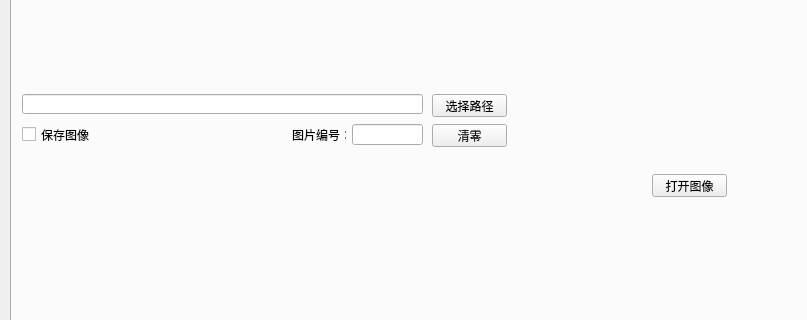
Qt form SerialPort/mainwindow.ui (shuanglengyunji/SerialPort) before a commit; both pictures show x 0 to 807 and y 252 to 572 of the 1300 by 680 pixel window.
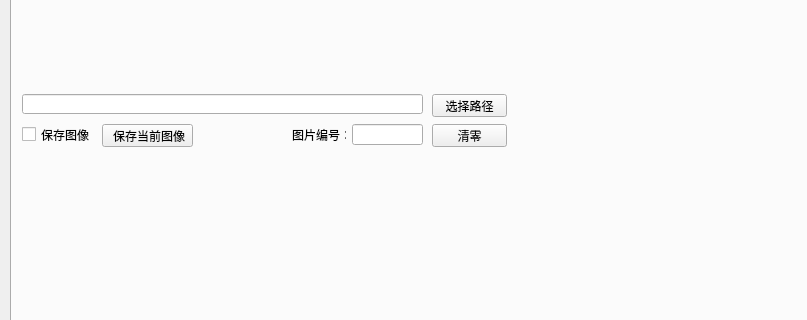
The same form after that commit. The open tabs and pages were chosen to show the change.

Commit message: 完成图像显示数据解析部分，增加保存当前图像按钮

Patch:
```diff
--- a/SerialPort/mainwindow.ui
+++ b/SerialPort/mainwindow.ui
@@ -249,14 +249,14 @@
      <widget class="QPushButton" name="openimage">
       <property name="geometry">
        <rect>
-        <x>640</x>
-        <y>390</y>
-        <width>75</width>
+        <x>90</x>
+        <y>340</y>
+        <width>91</width>
         <height>23</height>
        </rect>
       </property>
       <property name="text">
-       <string>打开图像</string>
+       <string> 保存当前图像</string>
       </property>
      </widget>
      <widget class="QPushButton" name="pathchangeButton">
```
Left out of the diff: 2 changed lines with no effect on the pictures. The commit also changes 5 other files.
